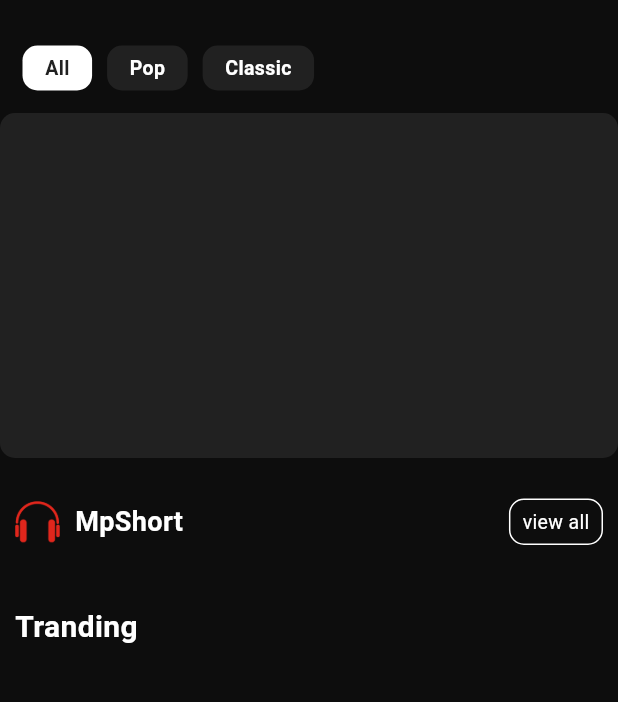
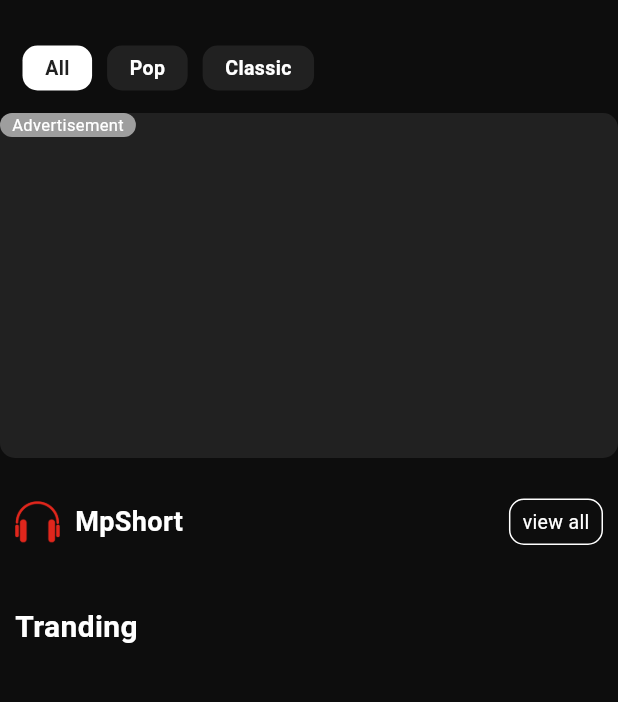
Before and after one commit to AhmadDev1337/mood_play, a Flutter app: the screen it shows after launch, on a phone screen of 412 x 824 dp, the part 61-763 px from its top. Run offline on Flutter 3.47's test engine with Material 3 defaults, Android fonts, the light colour scheme and no system bars; drawn by our look-alikes of smooth_page_indicator; our stand-ins replace flutter_spinkit, flutter_staggered_animations, google_fonts, google_mobile_ads, lottie, video_player; network calls fail; Roboto replaces fonts that are missing (Acme).

Commit message:
Second version

```diff
--- a/lib/home/genre song/all_page.dart
+++ b/lib/home/genre song/all_page.dart
@@ -106,6 +106,21 @@ class _AllPageState extends State<AllPage> {
                         return Image.network(imageUrls[index],
                             fit: BoxFit.fill);
                       },
+                    ),
+                  ),
+                  Positioned(
+                    top: 0,
+                    left: 0,
+                    child: Container(
+                      padding: EdgeInsets.symmetric(horizontal: 8),
+                      decoration: BoxDecoration(
+                        borderRadius: BorderRadius.circular(10),
+                        color: Colors.grey,
+                      ),
+                      child: Text(
+                        "Advertisement",
+                        style: TextStyle(color: Colors.white, fontSize: 11),
+                      ),
                     ),
                   ),
                 ],
```
